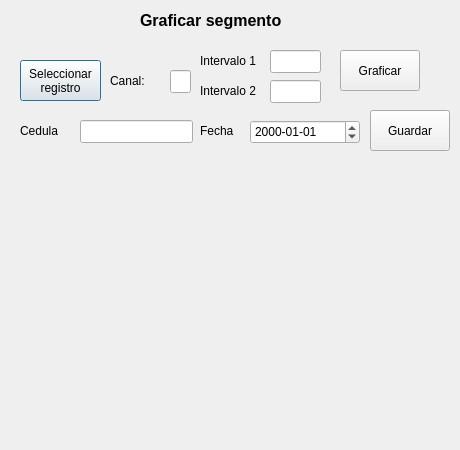
The window that gui/segmento.ui (santi-ago/Info2) describes before a commit, drawn with Qt 5.
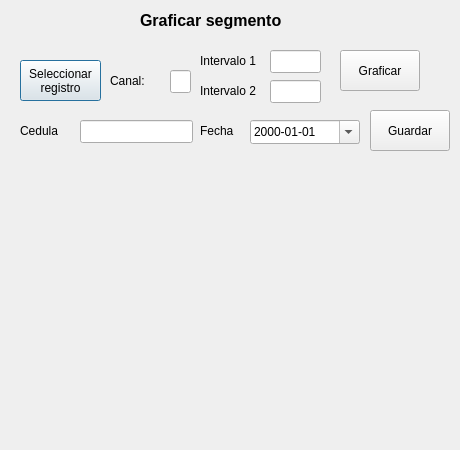
The same window after the commit.

Diff of the .ui file:
```diff
--- a/gui/segmento.ui
+++ b/gui/segmento.ui
@@ -165,6 +165,9 @@
    <property name="displayFormat">
     <string>yyyy-MM-dd</string>
    </property>
+   <property name="calendarPopup">
+    <bool>true</bool>
+   </property>
   </widget>
   <widget class="QLineEdit" name="cedula">
    <property name="geometry">
```
